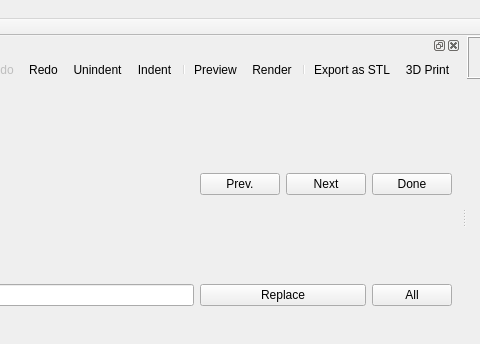
Above: src/MainWindow.ui from openscad/openscad before the change; both pictures show x 205 to 685 and y 0 to 344 of the 1118 by 636 pixel window. Below: the same form after it.
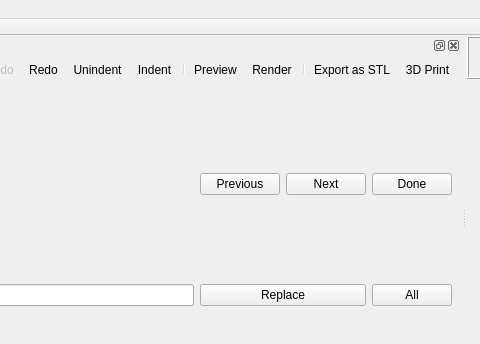
That is the form after the change. Icons and pictures are not drawn. Custom widgets are drawn as their Qt base class.

```diff
--- a/src/MainWindow.ui
+++ b/src/MainWindow.ui
@@ -578,7 +578,7 @@
         <item row="0" column="2">
          <widget class="QPushButton" name="findPrevButton">
           <property name="text">
-           <string>Prev.</string>
+           <string>Previous</string>
           </property>
          </widget>
         </item>
```
